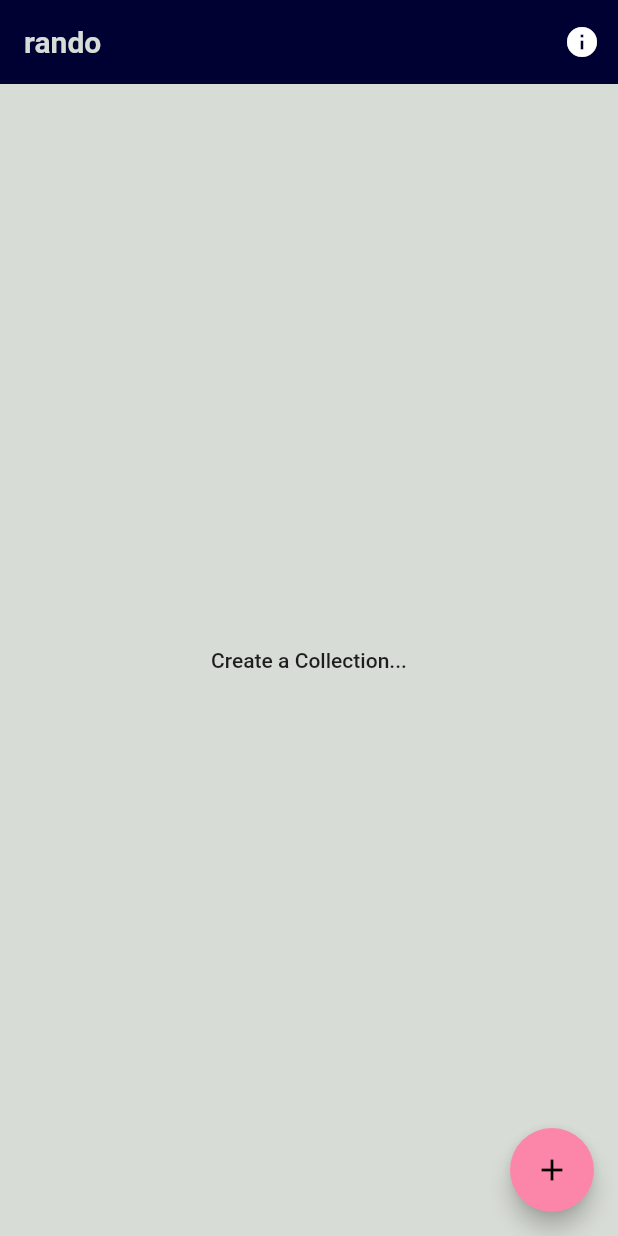
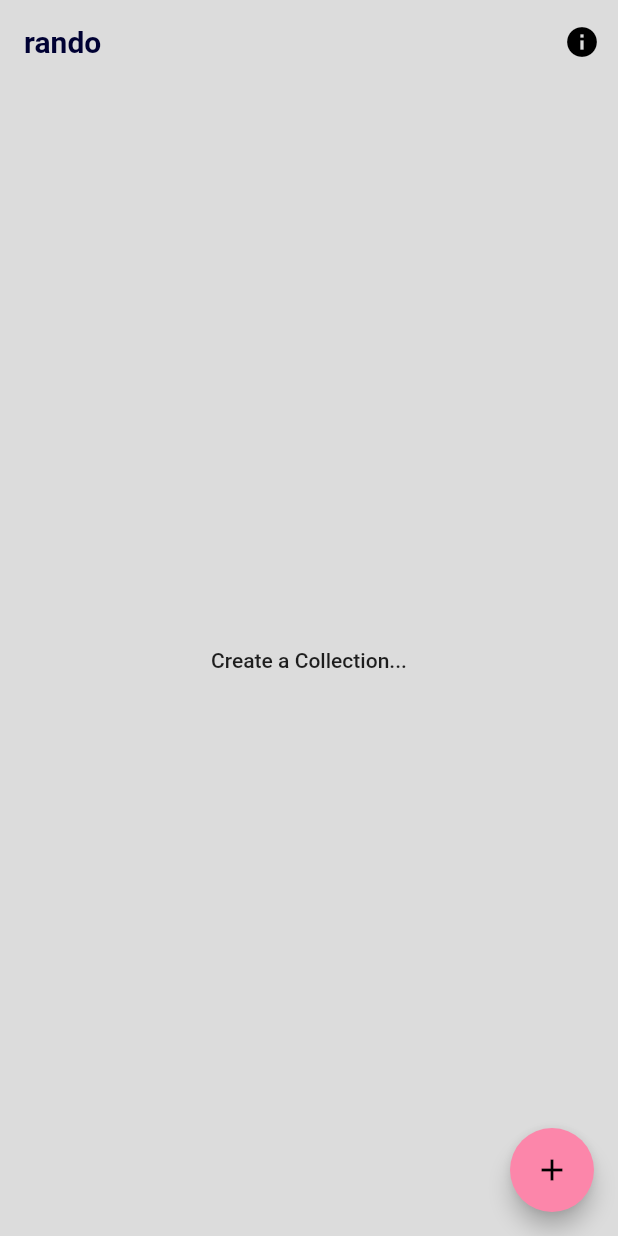
Before and after one commit to ShamylZakariya/Rando, a Flutter app: the screen it shows after launch, on a phone screen of 412 x 824 dp. Run offline on Flutter 3.47's test engine with Material 2 defaults, Android fonts, the phone set to English and light mode, and no system bars; our stand-ins replace google_fonts; Roboto replaces fonts that are missing (Arvo); statements that could not run were skipped.

Commit message:
Make a lighter appearance for the collections screen

```diff
--- a/lib/common/theme.dart
+++ b/lib/common/theme.dart
@@ -5,13 +5,14 @@ class ThemeColors {
   static final Color textColor = Color(0xFF222222);
   static final Color primaryColor = Color(0xFF000133);
   static final Color accentColor = Color(0xFFFC86AA);
-  static final Color canvasColor = Color(0xFFD8DCD6);
+  static final Color canvasColor = Color(0xFFdcdcdc);
+  static final Color canvasColorLight = Color(0xFFe7e7e7);
 }
 
 ThemeData appTheme(BuildContext context) {
   TextTheme baseTheme = Theme.of(context).textTheme;
   return ThemeData(
-    primaryColor: ThemeColors.primaryColor,
+    primaryColor: ThemeColors.canvasColor,
     accentColor: ThemeColors.accentColor,
     canvasColor: ThemeColors.canvasColor,
     iconTheme: IconThemeData(color: ThemeColors.textColor),
@@ -19,8 +20,8 @@ ThemeData appTheme(BuildContext context) {
       // main appbar text style
       title: GoogleFonts.arvo(
         textStyle: baseTheme.title,
-        color: ThemeColors.canvasColor,
-        fontSize: baseTheme.title.fontSize * 1.2,
+        color: ThemeColors.primaryColor,
+        fontSize: baseTheme.title.fontSize * 2.5,
         fontWeight: FontWeight.w700,
       ),
       // collection editor title text style
--- a/lib/main.dart
+++ b/lib/main.dart
@@ -1,11 +1,13 @@
 import 'package:flutter/material.dart';
 import 'package:provider/provider.dart';
+import 'package:flutter/services.dart';
 
 import 'package:rando/common/theme.dart';
 import 'package:rando/ui/collection_screen.dart';
 import 'package:rando/model.dart';
 
 void main() {
+  SystemChrome.setSystemUIOverlayStyle(SystemUiOverlayStyle(statusBarColor: Colors.transparent));
   runApp(
     ChangeNotifierProvider(
       create: (context) => CollectionStore(),
@@ -17,10 +19,13 @@ void main() {
 class RandoApp extends StatelessWidget {
   @override
   Widget build(BuildContext context) {
-    return MaterialApp(
-      title: "Rando",
-      home: CollectionScreen(),
-      theme: appTheme(context),
+    return AnnotatedRegion<SystemUiOverlayStyle>(
+      value: SystemUiOverlayStyle(statusBarColor: Colors.transparent),
+      child: MaterialApp(
+        title: "Rando",
+        home: CollectionScreen(),
+        theme: appTheme(context),
+      ),
     );
   }
 }
```
Also changed, not shown: lib/ui/collection_screen.dart (+21 -11 lines).
